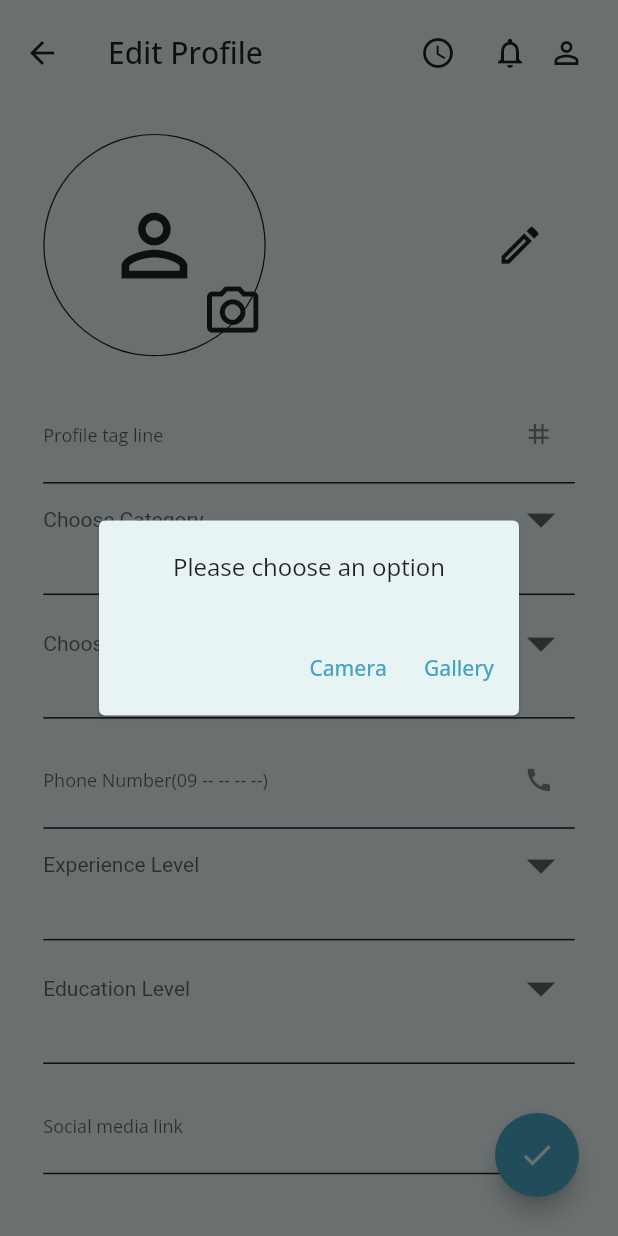
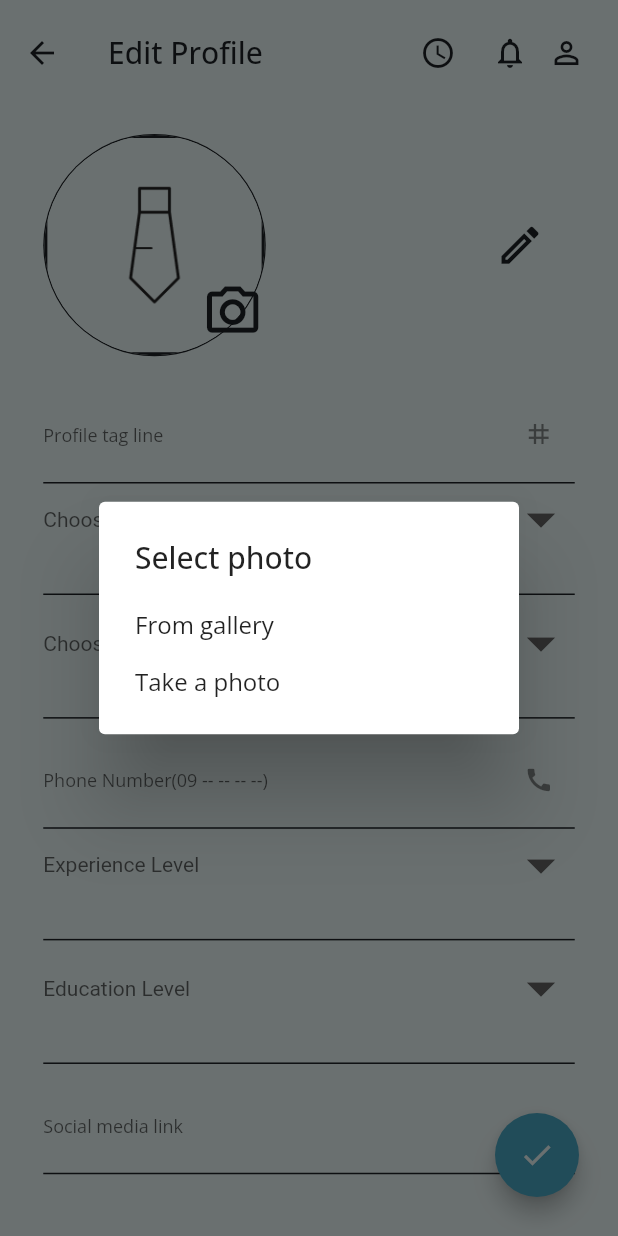
Before and after one commit to alazarlemma02/Freelance-App-flutter-project, a Flutter app: the screen it shows after launch, after a tap on the "camera alt" icon, on a phone screen of 412 x 824 dp. Run offline on Flutter 3.47's test engine with Material 2 defaults, Android fonts, the phone set to English and light mode, and no system bars; our stand-ins replace cloud_firestore, easy_localization, firebase_auth, firebase_core, image_cropper, image_picker; missing offline and left inert: mobile_number; accounts and stored records are empty.

Commit message:
picture preview done

```diff
--- a/lib/view/screens/edit_profile_page.dart
+++ b/lib/view/screens/edit_profile_page.dart
@@ -19,6 +19,8 @@ import 'package:sira/view/widgets/skill_dropdown.dart';
 import 'package:sira/view/widgets/text_fields.dart';
 import 'package:sira/view/widgets/upload_attachment.dart';
 
+import '../widgets/crop_image.dart';
+
 class EditProfilePage extends StatefulWidget {
   EditProfilePage({super.key});
 
@@ -35,7 +37,7 @@ class _EditProfilePageState extends State<EditProfilePage> {
   String? expTxt;
   String? skillTxt;
   String? educationLevelTxt;
-  File? imageFile;
+  List<File> imageFileList = [];
 
   callbackCategory(categoryChoice) {
     setState(() {
@@ -61,33 +63,17 @@ class _EditProfilePageState extends State<EditProfilePage> {
     });
   }
 
-  void _getFromCamera() async {
-    XFile? pickedImage =
-        await ImagePicker().pickImage(source: ImageSource.camera);
-    _cropImage(PickedFile);
-    Navigator.pop(context);
-  }
-
-void _getFromGallery() async{
-    XFile? pickedFile = await ImagePicker().pickImage(source: ImageSource.gallery);
-    _cropImage(PickedFile);
-    Navigator.pop(context);
-  }
-
-  void _cropImage(filePath) async {
-    CroppedFile? croppedImage = await ImageCropper()
-        .cropImage(sourcePath: filePath, maxHeight: 1080, maxWidth: 1080);
-
-    if (croppedImage != null) {
-      setState(() {
-        imageFile = File(croppedImage.path);
-      });
-    }
-  }
-
   @override
   Widget build(BuildContext context) {
     context.locale = const Locale('en', 'US');
+
+    ImageProvider image = const AssetImage(
+      "assets/images/Tie.png",
+    );
+
+    if (imageFileList.isNotEmpty) {
+      image = FileImage(imageFileList[imageFileList.length - 1]);
+    }
 
     return Scaffold(
       backgroundColor: CustomColors.backgroundColor,
@@ -96,26 +82,26 @@ void _getFromGallery() async{
           onPressed: (() {
             Navigator.pushNamed(context, '/MyProfilePage');
           }),
-          icon: Icon(
+          icon: const Icon(
             Icons.arrow_back,
             color: CustomColors.blackTextColor,
           ),
         ),
         title: Text(
           'edit-profile'.tr().toString(),
-          style: TextStyle(color: CustomColors.blackTextColor),
+          style: const TextStyle(color: CustomColors.blackTextColor),
         ),
         actions: [
           IconButton(
             onPressed: () {},
-            icon: Icon(
+            icon: const Icon(
               Icons.access_time_outlined,
               color: CustomColors.blackTextColor,
             ),
           ),
           IconButton(
             onPressed: () {},
-            icon: Icon(
+            icon: const Icon(
               Icons.notifications_outlined,
               color: CustomColors.blackTextColor,
             ),
@@ -124,7 +110,7 @@ void _getFromGallery() async{
             padding: EdgeInsets.only(
                 right: MediaQuery.of(context).size.width * 0.05),
             onPressed: () {},
-            icon: Icon(
+            icon: const Icon(
               Icons.person_outline,
               color: CustomColors.blackTextColor,
             ),
@@ -155,13 +141,7 @@ void _getFromGallery() async{
                               child: Stack(
                                 children: [
                                   CircleAvatar(
-                                    // backgroundImage: ,
-                                    child: Icon(
-                                      Icons.person_outline,
-                                      color: CustomColors.blackTextColor,
-                                      size: MediaQuery.of(context).size.height *
-                                          0.08,
-                                    ),
+                                    backgroundImage: image,
                                     radius: MediaQuery.of(context).size.height *
                                         0.089,
                                     backgroundColor:
@@ -179,63 +159,7 @@ void _getFromGallery() async{
                                                 0.05,
                                         icon: Icon(Icons.camera_alt_outlined),
                                         onPressed: () {
-                                          // _getFromCamera();
-
-
-                                            showDialog<void>(
-                                              context: context,
-
-                                              // barrierDismissible: false, // user must tap button!
-                                              builder: (BuildContext context) {
-                                                return AlertDialog(
-                                                  backgroundColor: CustomColors
-                                                      .backgroundColor,
-                                                  elevation: 1,
-                                                  // title: const Text('AlertDialog Title'),
-                                                  content: Column(
-                                                    mainAxisSize:
-                                                        MainAxisSize.min,
-                                                    mainAxisAlignment:
-                                                        MainAxisAlignment
-                                                            .spaceEvenly,
-                                                    children: [
-                                                      Text(
-                                                        'Please choose an option',
-                                                        style: TextStyle(
-                                                            color: CustomColors
-                                                                .blackTextColor),
-                                                      ),
-                                                    ],
-                                                  ),
-                                                  actions: <Widget>[
-                                                    TextButton(
-                                                      child: Text(
-                                                        "Camera",
-                                                        style: TextStyle(
-                                                            color: CustomColors
-                                                                .buttonBlueColor),
-                                                      ),
-                                                      onPressed: () {
-                                                        _getFromCamera();
-                                                      },
-                                                    ),
-                                                    TextButton(
-                                                      child: Text(
-                                                        "Gallery",
-                                                        style: TextStyle(
-                                                            color: CustomColors
-                                                                .buttonBlueColor),
-                                                      ),
-                                                      onPressed: () {
-                                                        _getFromGallery();
-                                                        Navigator.pop(context);
-                                                      },
-                                                    ),
-                                                  ],
-                                                );
-                                              },
-                                            );
-
+                                          _showSelectionDialog(context);
                                         },
                                       ))
                                 ],
@@ -344,4 +268,69 @@ void _getFromGallery() async{
       ),
     );
   }
+
+  /// Selection dialog that prompts the user to select an existing photo or take a new one
+  Future _showSelectionDialog(BuildContext context) async {
+    return await showDialog(
+      context: context,
+      builder: (BuildContext context) {
+        return SimpleDialog(
+          title: Text('Select photo'),
+          children: <Widget>[
+            SimpleDialogOption(
+              child: Text('From gallery'),
+              onPressed: () {
+                selectImages();
+                Navigator.pop(context);
+              },
+            ),
+            SimpleDialogOption(
+              child: Text('Take a photo'),
+              onPressed: () {
+                takeImages();
+                Navigator.pop(context);
+              },
+            ),
+          ],
+        );
+      },
+    );
+  }
+
+  // a method to pick photos from a gallery.
+  final ImagePicker imagePicker = ImagePicker();
+  Future selectImages() async {
+    final List<XFile>? selectedImages = await imagePicker.pickMultiImage();
+    if (selectedImages!.isNotEmpty) {
+      File file = File(selectedImages[0].path);
+      // crop image starts here.
+      var croppedImage = await CropTheImage.cropImage(file);
+      if (croppedImage == null) {
+        return;
+      }
+      File imageFile = File(croppedImage.path);
+      imageFileList.add(imageFile);
+      // crop image ends here.
+    }
+    setState(() {});
+  }
+
+  // a method to pick photos from a camera
+  Future takeImages() async {
+    final XFile? selectedImages = await imagePicker.pickImage(
+      source: ImageSource.camera,
+    );
+    if (selectedImages != null) {
+      File file = File(selectedImages.path);
+      // crop image starts here.
+      var croppedImage = await CropTheImage.cropImage(file);
+      if (croppedImage == null) {
+        return;
+      }
+      File imageFile = File(croppedImage.path);
+      imageFileList.add(imageFile);
+      // crop image ends here.
+    }
+    setState(() {});
+  }
 }
```
